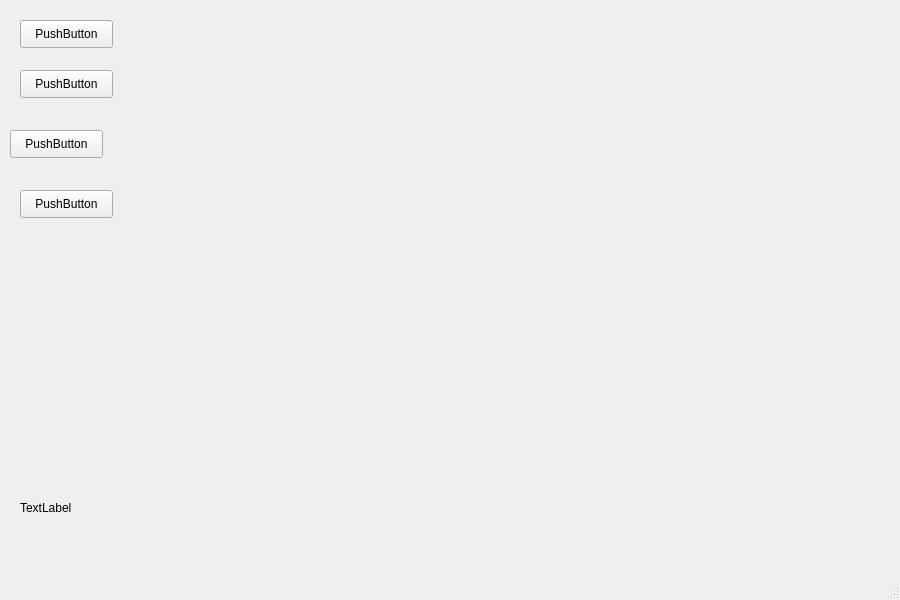
Above: Restaurante/Mesero/principal_mesero.ui from camvaz/restaurante-ihc before the change. Below: the same form after it.
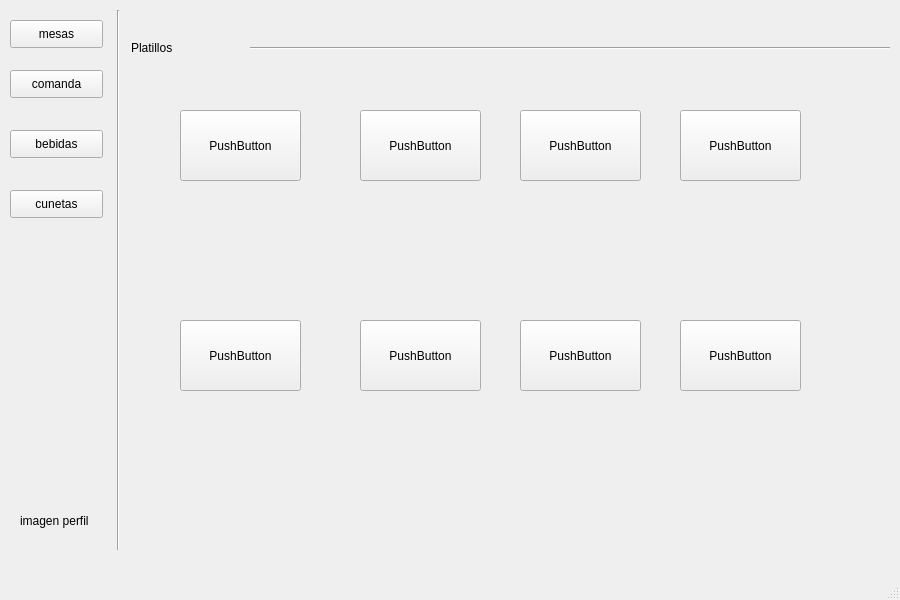
That is the form after the change. The open tabs and pages were chosen to show the change.

Commit message: creacion del menu

```diff
--- a/Restaurante/Mesero/principal_mesero.ui
+++ b/Restaurante/Mesero/principal_mesero.ui
@@ -29,27 +29,27 @@
    <widget class="QPushButton" name="pushButton">
     <property name="geometry">
      <rect>
-      <x>20</x>
+      <x>10</x>
       <y>20</y>
       <width>93</width>
       <height>28</height>
      </rect>
     </property>
     <property name="text">
-     <string>PushButton</string>
+     <string>mesas</string>
     </property>
    </widget>
    <widget class="QPushButton" name="pushButton_2">
     <property name="geometry">
      <rect>
-      <x>20</x>
+      <x>10</x>
       <y>70</y>
       <width>93</width>
       <height>28</height>
      </rect>
     </property>
     <property name="text">
-     <string>PushButton</string>
+     <string>comanda</string>
     </property>
    </widget>
    <widget class="QPushButton" name="pushButton_3">
@@ -62,20 +62,20 @@
      </rect>
     </property>
     <property name="text">
-     <string>PushButton</string>
+     <string>bebidas</string>
     </property>
    </widget>
    <widget class="QPushButton" name="pushButton_4">
     <property name="geometry">
      <rect>
-      <x>20</x>
+      <x>10</x>
       <y>190</y>
       <width>93</width>
       <height>28</height>
      </rect>
     </property>
     <property name="text">
-     <string>PushButton</string>
+     <string>cunetas</string>
     </property>
    </widget>
    <widget class="QLabel" name="label">
@@ -83,28 +83,329 @@
      <rect>
       <x>20</x>
       <y>500</y>
-      <width>55</width>
-      <height>16</height>
+      <width>91</width>
+      <height>41</height>
      </rect>
     </property>
     <property name="text">
-     <string>TextLabel</string>
+     <string>imagen perfil</string>
     </property>
    </widget>
    <widget class="QStackedWidget" name="stackedWidget">
     <property name="geometry">
      <rect>
-      <x>140</x>
-      <y>20</y>
-      <width>741</width>
+      <x>130</x>
+      <y>10</y>
+      <width>760</width>
       <height>531</height>
      </rect>
     </property>
     <property name="currentIndex">
      <number>0</number>
     </property>
-    <widget class="QWidget" name="page"/>
-    <widget class="QWidget" name="page_2"/>
+    <widget class="QWidget" name="page">
+     <widget class="QLabel" name="pisos">
+      <property name="geometry">
+       <rect>
+        <x>0</x>
+        <y>80</y>
+        <width>750</width>
+        <height>450</height>
+       </rect>
+      </property>
+      <property name="styleSheet">
+       <string notr="true">#pisos{
+background-color: rgb(112, 112, 112);
+}</string>
+      </property>
+      <property name="text">
+       <string>mesas </string>
+      </property>
+     </widget>
+     <widget class="QLabel" name="label_3">
+      <property name="geometry">
+       <rect>
+        <x>0</x>
+        <y>20</y>
+        <width>201</width>
+        <height>31</height>
+       </rect>
+      </property>
+      <property name="styleSheet">
+       <string notr="true">font: 16pt &quot;MS Shell Dlg 2&quot;;</string>
+      </property>
+      <property name="text">
+       <string>Mapa de piso </string>
+      </property>
+     </widget>
+     <widget class="Line" name="line_2">
+      <property name="geometry">
+       <rect>
+        <x>190</x>
+        <y>30</y>
+        <width>570</width>
+        <height>16</height>
+       </rect>
+      </property>
+      <property name="orientation">
+       <enum>Qt::Horizontal</enum>
+      </property>
+     </widget>
+     <widget class="QPushButton" name="mesa_1">
+      <property name="geometry">
+       <rect>
+        <x>20</x>
+        <y>140</y>
+        <width>111</width>
+        <height>71</height>
+       </rect>
+      </property>
+      <property name="text">
+       <string>PushButton</string>
+      </property>
+     </widget>
+    </widget>
+    <widget class="QWidget" name="page_2">
+     <widget class="Line" name="line_3">
+      <property name="geometry">
+       <rect>
+        <x>120</x>
+        <y>30</y>
+        <width>640</width>
+        <height>16</height>
+       </rect>
+      </property>
+      <property name="orientation">
+       <enum>Qt::Horizontal</enum>
+      </property>
+     </widget>
+     <widget class="QLabel" name="label_4">
+      <property name="geometry">
+       <rect>
+        <x>1</x>
+        <y>21</y>
+        <width>89</width>
+        <height>33</height>
+       </rect>
+      </property>
+      <property name="styleSheet">
+       <string notr="true">font: 16pt &quot;MS Shell Dlg 2&quot;;</string>
+      </property>
+      <property name="text">
+       <string>Platillos</string>
+      </property>
+     </widget>
+     <widget class="QPushButton" name="parilla">
+      <property name="geometry">
+       <rect>
+        <x>50</x>
+        <y>100</y>
+        <width>121</width>
+        <height>71</height>
+       </rect>
+      </property>
+      <property name="text">
+       <string>PushButton</string>
+      </property>
+     </widget>
+     <widget class="QPushButton" name="ensalada">
+      <property name="geometry">
+       <rect>
+        <x>230</x>
+        <y>100</y>
+        <width>121</width>
+        <height>71</height>
+       </rect>
+      </property>
+      <property name="text">
+       <string>PushButton</string>
+      </property>
+     </widget>
+     <widget class="QPushButton" name="mar">
+      <property name="geometry">
+       <rect>
+        <x>390</x>
+        <y>100</y>
+        <width>121</width>
+        <height>71</height>
+       </rect>
+      </property>
+      <property name="text">
+       <string>PushButton</string>
+      </property>
+     </widget>
+     <widget class="QPushButton" name="sopa">
+      <property name="geometry">
+       <rect>
+        <x>550</x>
+        <y>100</y>
+        <width>121</width>
+        <height>71</height>
+       </rect>
+      </property>
+      <property name="text">
+       <string>PushButton</string>
+      </property>
+     </widget>
+     <widget class="QPushButton" name="guarnicion">
+      <property name="geometry">
+       <rect>
+        <x>230</x>
+        <y>310</y>
+        <width>121</width>
+        <height>71</height>
+       </rect>
+      </property>
+      <property name="text">
+       <string>PushButton</string>
+      </property>
+     </widget>
+     <widget class="QPushButton" name="reposteria">
+      <property name="geometry">
+       <rect>
+        <x>390</x>
+        <y>310</y>
+        <width>121</width>
+        <height>71</height>
+       </rect>
+      </property>
+      <property name="text">
+       <string>PushButton</string>
+      </property>
+     </widget>
+     <widget class="QPushButton" name="infantil">
+      <property name="geometry">
+       <rect>
+        <x>550</x>
+        <y>310</y>
+        <width>121</width>
+        <height>71</height>
+       </rect>
+      </property>
+      <property name="text">
+       <string>PushButton</string>
+      </property>
+     </widget>
+     <widget class="QPushButton" name="entrada">
+      <property name="geometry">
+       <rect>
+        <x>50</x>
+        <y>310</y>
+        <width>121</width>
+        <height>71</height>
+       </rect>
+      </property>
+      <property name="text">
+       <string>PushButton</string>
+      </property>
+     </widget>
+    </widget>
+    <widget class="QWidget" name="page_3">
+     <widget class="Line" name="line_4">
+      <property name="geometry">
+       <rect>
+        <x>110</x>
+        <y>30</y>
+        <width>651</width>
+        <height>16</height>
+       </rect>
+      </property>
+      <property name="orientation">
+       <enum>Qt::Horizontal</enum>
+      </property>
+     </widget>
+     <widget class="QLabel" name="label_5">
+      <property name="geometry">
+       <rect>
+        <x>0</x>
+        <y>20</y>
+        <width>71</width>
+        <height>31</height>
+       </rect>
+      </property>
+      <property name="styleSheet">
+       <string notr="true">font: 16pt &quot;MS Shell Dlg 2&quot;;</string>
+      </property>
+      <property name="text">
+       <string>Piso</string>
+      </property>
+     </widget>
+    </widget>
+    <widget class="QWidget" name="page_4">
+     <widget class="Line" name="line_5">
+      <property name="geometry">
+       <rect>
+        <x>110</x>
+        <y>30</y>
+        <width>651</width>
+        <height>16</height>
+       </rect>
+      </property>
+      <property name="orientation">
+       <enum>Qt::Horizontal</enum>
+      </property>
+     </widget>
+     <widget class="QLabel" name="label_6">
+      <property name="geometry">
+       <rect>
+        <x>0</x>
+        <y>20</y>
+        <width>71</width>
+        <height>31</height>
+       </rect>
+      </property>
+      <property name="styleSheet">
+       <string notr="true">font: 16pt &quot;MS Shell Dlg 2&quot;;</string>
+      </property>
+      <property name="text">
+       <string>Piso</string>
+      </property>
+     </widget>
+    </widget>
+    <widget class="QWidget" name="page_5">
+     <widget class="Line" name="line_6">
+      <property name="geometry">
+       <rect>
+        <x>110</x>
+        <y>30</y>
+        <width>651</width>
+        <height>16</height>
+       </rect>
+      </property>
+      <property name="orientation">
+       <enum>Qt::Horizontal</enum>
+      </property>
+     </widget>
+     <widget class="QLabel" name="label_7">
+      <property name="geometry">
+       <rect>
+        <x>0</x>
+        <y>20</y>
+        <width>71</width>
+        <height>31</height>
+       </rect>
+      </property>
+      <property name="styleSheet">
+       <string notr="true">font: 16pt &quot;MS Shell Dlg 2&quot;;</string>
+      </property>
+      <property name="text">
+       <string>Piso</string>
+      </property>
+     </widget>
+    </widget>
+   </widget>
+   <widget class="Line" name="line">
+    <property name="geometry">
+     <rect>
+      <x>110</x>
+      <y>10</y>
+      <width>16</width>
+      <height>540</height>
+     </rect>
+    </property>
+    <property name="orientation">
+     <enum>Qt::Vertical</enum>
+    </property>
    </widget>
   </widget>
   <widget class="QMenuBar" name="menubar">
```
Left out of the diff: 10 changed lines with no effect on the pictures. The commit also changes 1 other file.
